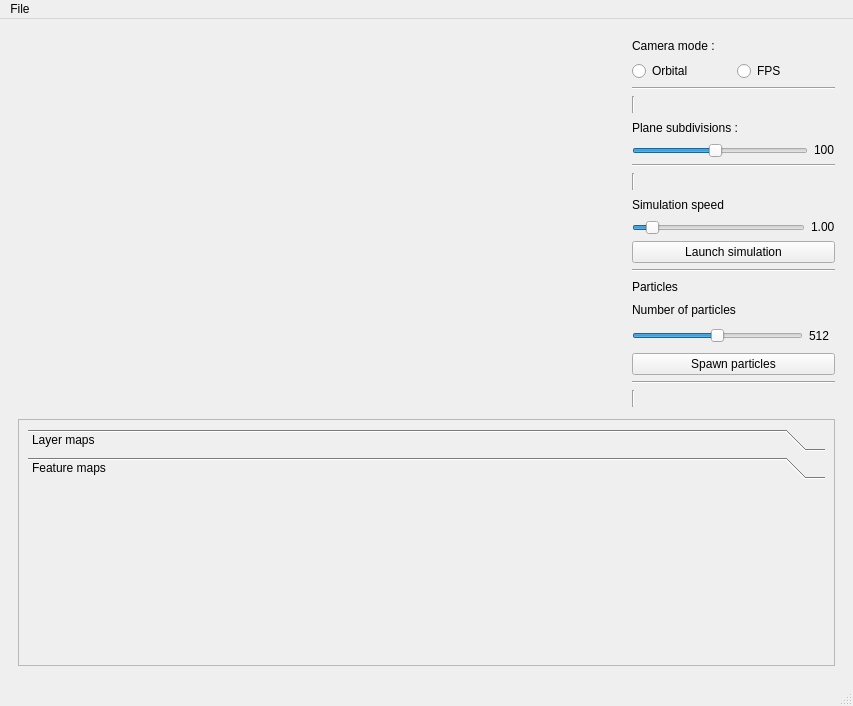
binaryHips/Projet3D, file ui/ui/mainwindow.ui: the form before one commit.
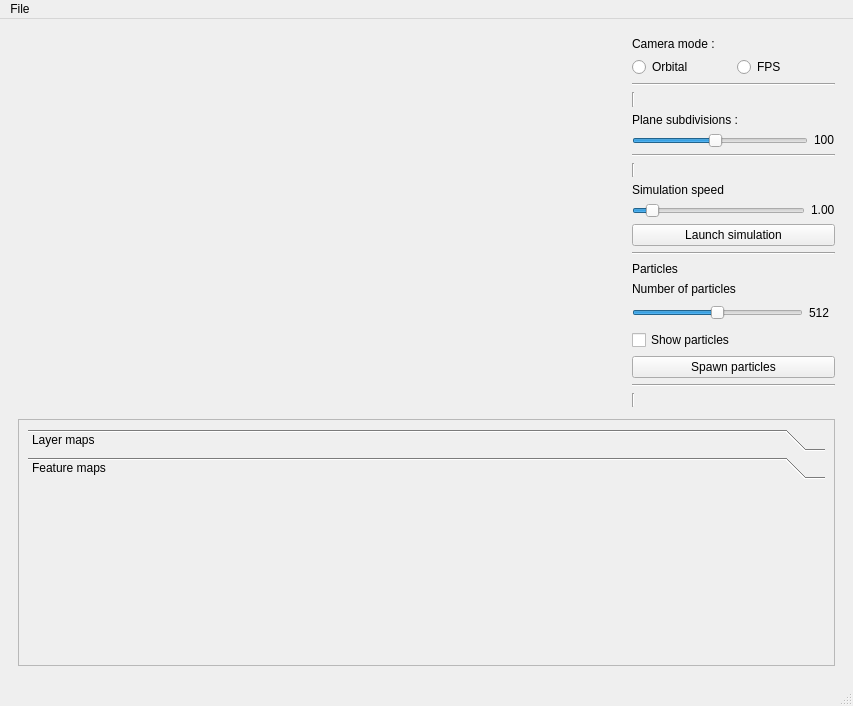
The form after the commit. The open tabs and pages were chosen to show the change. Custom widgets are drawn as their Qt base class.

Commit message: show particles btn

What changed in the file:
```diff
--- a/ui/ui/mainwindow.ui
+++ b/ui/ui/mainwindow.ui
@@ -28,7 +28,7 @@
            <widget class="GLWidget" name="widget" native="true"/>
           </item>
           <item>
-           <layout class="QVBoxLayout" name="gl_settings_layout" stretch="0,0,0,0,0,0,0,0,0,0,0,0,0,0,0,0,0,0">
+           <layout class="QVBoxLayout" name="gl_settings_layout" stretch="0,0,0,0,0,0,0,0,0,0,0,0,0,0,0,0,0,0,0">
             <property name="sizeConstraint">
              <enum>QLayout::SizeConstraint::SetDefaultConstraint</enum>
             </property>
@@ -238,6 +238,13 @@
               </item>
              </layout>
             </item>
+            <item>
+             <widget class="QCheckBox" name="showParticlesCheck">
+              <property name="text">
+               <string>Show particles</string>
+              </property>
+             </widget>
+            </item>
             <item>
              <widget class="QPushButton" name="spawnParticlesBtn">
               <property name="text">
```
Left out of the diff: 8 changed lines with no effect on the pictures. The commit also changes 4 other files.
